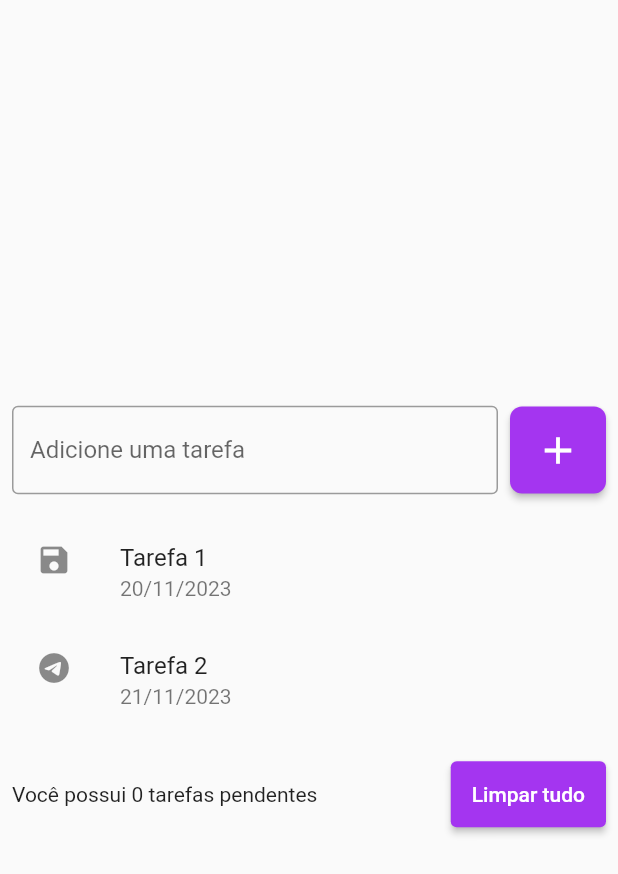
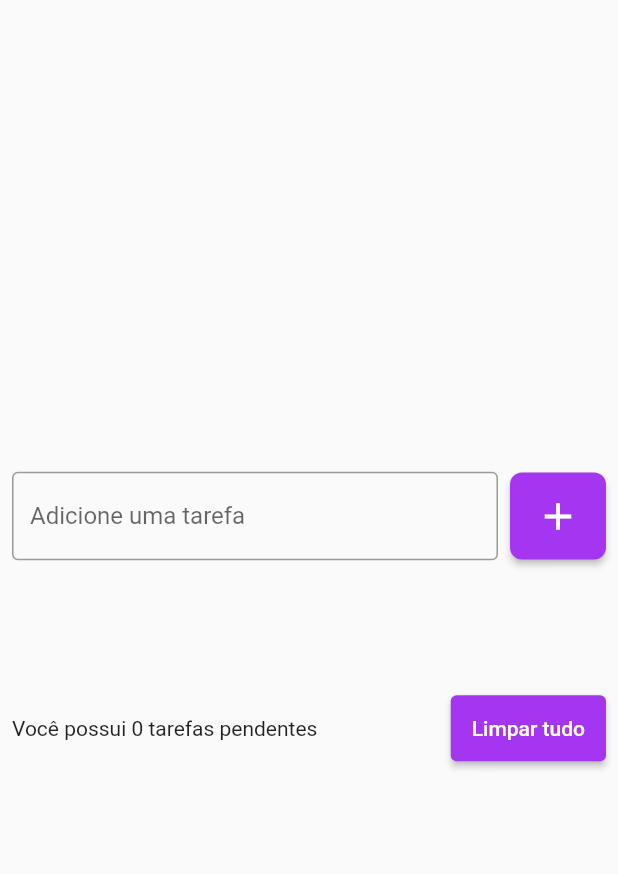
Before and after one commit to silviofrancoms10/todo_list, a Flutter app: the screen it shows after launch, after a tap on the "add" icon, on a phone screen of 412 x 824 dp. Shown: the top 874 px of the screen. Run offline on Flutter 3.47's test engine with Material 2 defaults, Android fonts, the phone set to English and light mode, and no system bars.

Commit message:
Aula 96 - Adicionando itens a lista - lista com scroll

```diff
--- a/lib/pages/todo_list_page.dart
+++ b/lib/pages/todo_list_page.dart
@@ -1,7 +1,16 @@
 import 'package:flutter/material.dart';
 
-class TodoListPage extends StatelessWidget {
-  const TodoListPage({super.key});
+class TodoListPage extends StatefulWidget {
+   TodoListPage({super.key});
+
+  @override
+  State<TodoListPage> createState() => _TodoListPageState();
+}
+
+class _TodoListPageState extends State<TodoListPage> {
+  final TextEditingController todoController = TextEditingController();
+
+  List<String> todos = [];
 
   @override
   Widget build(BuildContext context) {
@@ -16,6 +25,7 @@ class TodoListPage extends StatelessWidget {
                 children: [
                   Expanded(
                     child: TextField(
+                      controller: todoController,
                       decoration: InputDecoration(
                         border: OutlineInputBorder(),
                         labelText: 'Adicione uma tarefa',
@@ -25,7 +35,13 @@ class TodoListPage extends StatelessWidget {
                   ),
                   SizedBox(width: 8),
                   ElevatedButton(
-                      onPressed: () {},
+                      onPressed: () {
+                        String text = todoController.text;
+                        setState(() {
+                          todos.add(text);
+                        });
+                        todoController.clear();
+                      },
                       style: ElevatedButton.styleFrom(
                           backgroundColor: Color(0xffA435F0),
                           padding: EdgeInsets.all(14), // EdgeInsets.zero,
@@ -53,22 +69,17 @@ class TodoListPage extends StatelessWidget {
               SizedBox(
                 height: 16,
               ),
-              ListView(           //aceita qualquer widget dentro
-                shrinkWrap: true, //deixa a lista o mais enxuta o possivel(espaçamento)
-                children: [
-                  ListTile(
-                    title: Text('Tarefa 1'),
-                    subtitle: Text('20/11/2023'),
-                    leading: Icon(Icons.save),
-                    onTap: () => print('tap1') ,
-                  ),
-                  ListTile(
-                    title: Text('Tarefa 2'),
-                    subtitle: Text('21/11/2023'),
-                    leading: Icon(Icons.telegram),
-                    onTap: () => print('tap2') ,
-                  ),
-                ],
+              Flexible( //flexivel para que a lista nao fique cortada, permite scroll na lista
+                child: ListView(           //aceita qualquer widget dentro
+                  shrinkWrap: true, //deixa a lista o mais enxuta o possivel(espaçamento)
+                  children: [
+                    for(String todo in todos)
+                    ListTile(
+                      title: Text(todo),
+                      onTap: () => print('tarefa: $todo') ,
+                    ),
+                  ],
+                ),
               ),
               SizedBox(
                 height: 16,
```
Also changed, not shown: pubspec.lock, 1 other file.
